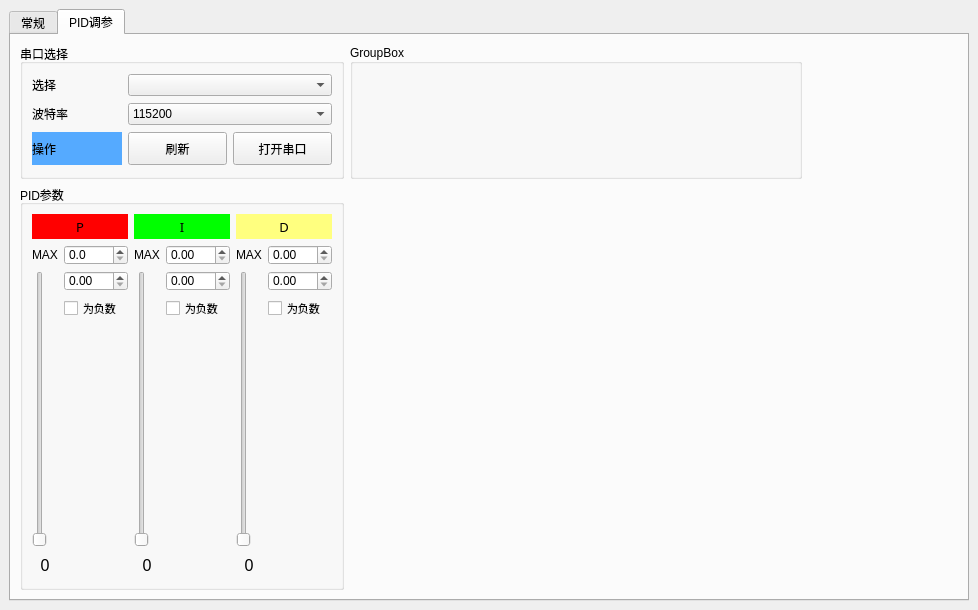
StrangeChan/SerialDebuggingAssistant, file ui_mainwidow.ui: the form before one commit.
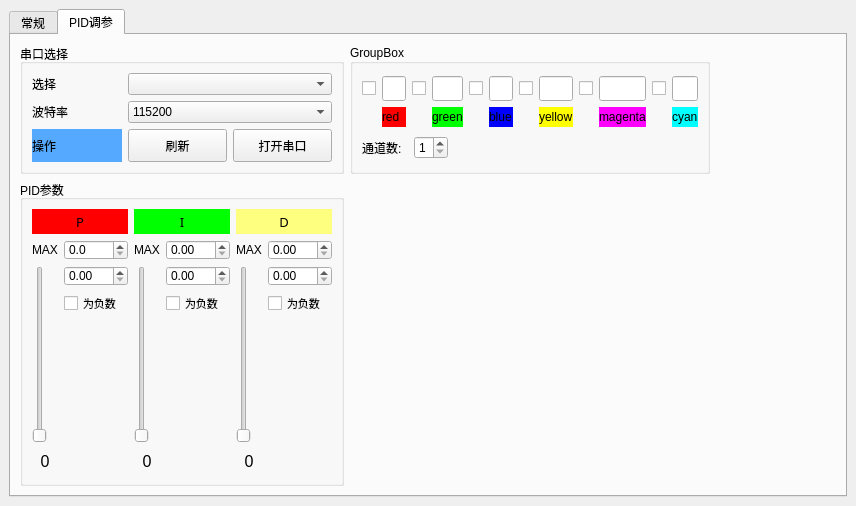
The form after the commit. Custom widgets are drawn as their Qt base class.

```diff
--- a/ui_mainwidow.ui
+++ b/ui_mainwidow.ui
@@ -6,8 +6,8 @@
    <rect>
     <x>0</x>
     <y>0</y>
-    <width>978</width>
-    <height>610</height>
+    <width>856</width>
+    <height>506</height>
    </rect>
   </property>
   <property name="baseSize">
@@ -328,144 +328,6 @@
         <string>PID调参</string>
        </attribute>
        <layout class="QGridLayout" name="gridLayout_8" rowstretch="1,3" columnstretch="1,3,1">
-        <item row="0" column="0">
-         <widget class="QGroupBox" name="groupBox_4">
-          <property name="title">
-           <string>串口选择</string>
-          </property>
-          <layout class="QGridLayout" name="gridLayout_5">
-           <item row="1" column="0">
-            <widget class="QLabel" name="label_29">
-             <property name="text">
-              <string>波特率</string>
-             </property>
-            </widget>
-           </item>
-           <item row="0" column="0">
-            <widget class="QLabel" name="label_30">
-             <property name="maximumSize">
-              <size>
-               <width>90</width>
-               <height>16777215</height>
-              </size>
-             </property>
-             <property name="text">
-              <string>选择</string>
-             </property>
-            </widget>
-           </item>
-           <item row="1" column="1" colspan="2">
-            <widget class="QComboBox" name="comboBox_baud_2">
-             <property name="sizeAdjustPolicy">
-              <enum>QComboBox::AdjustToMinimumContentsLength</enum>
-             </property>
-             <item>
-              <property name="text">
-               <string>115200</string>
-              </property>
-             </item>
-             <item>
-              <property name="text">
-               <string>9600</string>
-              </property>
-             </item>
-             <item>
-              <property name="text">
-               <string>38400</string>
-              </property>
-             </item>
-            </widget>
-           </item>
-           <item row="2" column="0">
-            <widget class="QLabel" name="label_31">
-             <property name="styleSheet">
-              <string notr="true">background:rgb(85, 170, 255)</string>
-             </property>
-             <property name="text">
-              <string>操作</string>
-             </property>
-            </widget>
-           </item>
-           <item row="0" column="1" colspan="2">
-            <widget class="QComboBox" name="comboBox_com_2">
-             <property name="sizeAdjustPolicy">
-              <enum>QComboBox::AdjustToMinimumContentsLength</enum>
-             </property>
-            </widget>
-           </item>
-           <item row="2" column="2">
-            <widget class="QPushButton" name="pushButton_uart_sw_2">
-             <property name="minimumSize">
-              <size>
-               <width>0</width>
-               <height>33</height>
-              </size>
-             </property>
-             <property name="text">
-              <string>打开串口</string>
-             </property>
-            </widget>
-           </item>
-           <item row="2" column="1">
-            <widget class="QPushButton" name="pushButton_uart_rfresh_2">
-             <property name="sizePolicy">
-              <sizepolicy hsizetype="Minimum" vsizetype="Fixed">
-               <horstretch>0</horstretch>
-               <verstretch>0</verstretch>
-              </sizepolicy>
-             </property>
-             <property name="minimumSize">
-              <size>
-               <width>0</width>
-               <height>33</height>
-              </size>
-             </property>
-             <property name="baseSize">
-              <size>
-               <width>0</width>
-               <height>0</height>
-              </size>
-             </property>
-             <property name="layoutDirection">
-              <enum>Qt::LeftToRight</enum>
-             </property>
-             <property name="text">
-              <string>刷新</string>
-             </property>
-             <property name="iconSize">
-              <size>
-               <width>12</width>
-               <height>12</height>
-              </size>
-             </property>
-            </widget>
-           </item>
-          </layout>
-         </widget>
-        </item>
-        <item row="0" column="1">
-         <widget class="QGroupBox" name="groupBox_6">
-          <property name="title">
-           <string>GroupBox</string>
-          </property>
-          <property name="alignment">
-           <set>Qt::AlignLeading|Qt::AlignLeft|Qt::AlignVCenter</set>
-          </property>
-         </widget>
-        </item>
-        <item row="0" column="2">
-         <spacer name="horizontalSpacer">
-          <property name="orientation">
-           <enum>Qt::Horizontal</enum>
-          </property>
-          <property name="sizeHint" stdset="0">
-           <size>
-            <width>172</width>
-            <height>20</height>
-           </size>
-          </property>
-         </spacer>
-        </item>
         <item row="1" column="0">
          <widget class="QGroupBox" name="groupBox_5">
           <property name="title">
@@ -900,6 +762,558 @@
           </layout>
          </widget>
         </item>
+        <item row="0" column="1">
+         <widget class="QGroupBox" name="groupBox_6">
+          <property name="title">
+           <string>GroupBox</string>
+          </property>
+          <property name="alignment">
+           <set>Qt::AlignLeading|Qt::AlignLeft|Qt::AlignVCenter</set>
+          </property>
+          <layout class="QGridLayout" name="gridLayout_15" rowstretch="3,2" columnstretch="3,2,16">
+           <item row="0" column="0" colspan="3">
+            <layout class="QHBoxLayout" name="horizontalLayout">
+             <item>
+              <layout class="QGridLayout" name="gridLayout_9">
+               <item row="0" column="0">
+                <widget class="QCheckBox" name="checkBox">
+                 <property name="maximumSize">
+                  <size>
+                   <width>16</width>
+                   <height>16</height>
+                  </size>
+                 </property>
+                 <property name="text">
+                  <string/>
+                 </property>
+                </widget>
+               </item>
+               <item row="0" column="1">
+                <widget class="QLineEdit" name="lineEdit">
+                 <property name="minimumSize">
+                  <size>
+                   <width>0</width>
+                   <height>25</height>
+                  </size>
+                 </property>
+                </widget>
+               </item>
+               <item row="1" column="0">
+                <spacer name="horizontalSpacer_2">
+                 <property name="orientation">
+                  <enum>Qt::Horizontal</enum>
+                 </property>
+                 <property name="sizeHint" stdset="0">
+                  <size>
+                   <width>17</width>
+                   <height>17</height>
+                  </size>
+                 </property>
+                </spacer>
+               </item>
+               <item row="1" column="1">
+                <widget class="QLabel" name="label_3">
+                 <property name="minimumSize">
+                  <size>
+                   <width>0</width>
+                   <height>20</height>
+                  </size>
+                 </property>
+                 <property name="maximumSize">
+                  <size>
+                   <width>16777215</width>
+                   <height>20</height>
+                  </size>
+                 </property>
+                 <property name="styleSheet">
+                  <string notr="true">background:rgb(255, 0, 0)</string>
+                 </property>
+                 <property name="text">
+                  <string>red</string>
+                 </property>
+                </widget>
+               </item>
+              </layout>
+             </item>
+             <item>
+              <layout class="QGridLayout" name="gridLayout_10">
+               <item row="0" column="0">
+                <widget class="QCheckBox" name="checkBox_2">
+                 <property name="maximumSize">
+                  <size>
+                   <width>16</width>
+                   <height>16</height>
+                  </size>
+                 </property>
+                 <property name="text">
+                  <string/>
+                 </property>
+                </widget>
+               </item>
+               <item row="0" column="1">
+                <widget class="QLineEdit" name="lineEdit_2">
+                 <property name="minimumSize">
+                  <size>
+                   <width>0</width>
+                   <height>25</height>
+                  </size>
+                 </property>
+                </widget>
+               </item>
+               <item row="1" column="0">
+                <spacer name="horizontalSpacer_3">
+                 <property name="orientation">
+                  <enum>Qt::Horizontal</enum>
+                 </property>
+                 <property name="sizeHint" stdset="0">
+                  <size>
+                   <width>17</width>
+                   <height>17</height>
+                  </size>
+                 </property>
+                </spacer>
+               </item>
+               <item row="1" column="1">
+                <widget class="QLabel" name="label_4">
+                 <property name="minimumSize">
+                  <size>
+                   <width>0</width>
+                   <height>20</height>
+                  </size>
+                 </property>
+                 <property name="maximumSize">
+                  <size>
+                   <width>16777215</width>
+                   <height>20</height>
+                  </size>
+                 </property>
+                 <property name="styleSheet">
+                  <string notr="true">background:rgb(0,255, 0)</string>
+                 </property>
+                 <property name="text">
+                  <string>green</string>
+                 </property>
+                </widget>
+               </item>
+              </layout>
+             </item>
+             <item>
+              <layout class="QGridLayout" name="gridLayout_11">
+               <item row="0" column="0">
+                <widget class="QCheckBox" name="checkBox_3">
+                 <property name="maximumSize">
+                  <size>
+                   <width>16</width>
+                   <height>16</height>
+                  </size>
+                 </property>
+                 <property name="text">
+                  <string/>
+                 </property>
+                </widget>
+               </item>
+               <item row="0" column="1">
+                <widget class="QLineEdit" name="lineEdit_3">
+                 <property name="minimumSize">
+                  <size>
+                   <width>0</width>
+                   <height>25</height>
+                  </size>
+                 </property>
+                </widget>
+               </item>
+               <item row="1" column="0">
+                <spacer name="horizontalSpacer_4">
+                 <property name="orientation">
+                  <enum>Qt::Horizontal</enum>
+                 </property>
+                 <property name="sizeHint" stdset="0">
+                  <size>
+                   <width>17</width>
+                   <height>17</height>
+                  </size>
+                 </property>
+                </spacer>
+               </item>
+               <item row="1" column="1">
+                <widget class="QLabel" name="label_12">
+                 <property name="minimumSize">
+                  <size>
+                   <width>0</width>
+                   <height>20</height>
+                  </size>
+                 </property>
+                 <property name="maximumSize">
+                  <size>
+                   <width>16777215</width>
+                   <height>20</height>
+                  </size>
+                 </property>
+                 <property name="styleSheet">
+                  <string notr="true">background:rgb(0, 0,255)</string>
+                 </property>
+                 <property name="text">
+                  <string>blue</string>
+                 </property>
+                </widget>
+               </item>
+              </layout>
+             </item>
+             <item>
+              <layout class="QGridLayout" name="gridLayout_12">
+               <item row="0" column="0">
+                <widget class="QCheckBox" name="checkBox_4">
+                 <property name="maximumSize">
+                  <size>
+                   <width>16</width>
+                   <height>16</height>
+                  </size>
+                 </property>
+                 <property name="text">
+                  <string/>
+                 </property>
+                </widget>
+               </item>
+               <item row="0" column="1">
+                <widget class="QLineEdit" name="lineEdit_4">
+                 <property name="minimumSize">
+                  <size>
+                   <width>0</width>
+                   <height>25</height>
+                  </size>
+                 </property>
+                </widget>
+               </item>
+               <item row="1" column="0">
+                <spacer name="horizontalSpacer_5">
+                 <property name="orientation">
+                  <enum>Qt::Horizontal</enum>
+                 </property>
+                 <property name="sizeHint" stdset="0">
+                  <size>
+                   <width>17</width>
+                   <height>17</height>
+                  </size>
+                 </property>
+                </spacer>
+               </item>
+               <item row="1" column="1">
+                <widget class="QLabel" name="label_13">
+                 <property name="minimumSize">
+                  <size>
+                   <width>0</width>
+                   <height>20</height>
+                  </size>
+                 </property>
+                 <property name="maximumSize">
+                  <size>
+                   <width>16777215</width>
+                   <height>20</height>
+                  </size>
+                 </property>
+                 <property name="styleSheet">
+                  <string notr="true">background:rgb(255,255, 0)</string>
+                 </property>
+                 <property name="text">
+                  <string>yellow</string>
+                 </property>
+                </widget>
+               </item>
+              </layout>
+             </item>
+             <item>
+              <layout class="QGridLayout" name="gridLayout_13">
+               <item row="0" column="0">
+                <widget class="QCheckBox" name="checkBox_5">
+                 <property name="maximumSize">
+                  <size>
+                   <width>16</width>
+                   <height>16</height>
+                  </size>
+                 </property>
+                 <property name="text">
+                  <string/>
+                 </property>
+                </widget>
+               </item>
+               <item row="0" column="1">
+                <widget class="QLineEdit" name="lineEdit_5">
+                 <property name="minimumSize">
+                  <size>
+                   <width>0</width>
+                   <height>25</height>
+                  </size>
+                 </property>
+                </widget>
+               </item>
+               <item row="1" column="0">
+                <spacer name="horizontalSpacer_6">
+                 <property name="orientation">
+                  <enum>Qt::Horizontal</enum>
+                 </property>
+                 <property name="sizeHint" stdset="0">
+                  <size>
+                   <width>17</width>
+                   <height>17</height>
+                  </size>
+                 </property>
+                </spacer>
+               </item>
+               <item row="1" column="1">
+                <widget class="QLabel" name="label_14">
+                 <property name="minimumSize">
+                  <size>
+                   <width>0</width>
+                   <height>20</height>
+                  </size>
+                 </property>
+                 <property name="maximumSize">
+                  <size>
+                   <width>16777215</width>
+                   <height>20</height>
+                  </size>
+                 </property>
+                 <property name="styleSheet">
+                  <string notr="true">background:rgb(255, 0, 255)</string>
+                 </property>
+                 <property name="text">
+                  <string>magenta</string>
+                 </property>
+                </widget>
+               </item>
+              </layout>
+             </item>
+             <item>
+              <layout class="QGridLayout" name="gridLayout_14">
+               <item row="0" column="0">
+                <widget class="QCheckBox" name="checkBox_6">
+                 <property name="maximumSize">
+                  <size>
+                   <width>16</width>
+                   <height>16</height>
+                  </size>
+                 </property>
+                 <property name="text">
+                  <string/>
+                 </property>
+                </widget>
+               </item>
+               <item row="0" column="1">
+                <widget class="QLineEdit" name="lineEdit_6">
+                 <property name="minimumSize">
+                  <size>
+                   <width>0</width>
+                   <height>25</height>
+                  </size>
+                 </property>
+                </widget>
+               </item>
+               <item row="1" column="0">
+                <spacer name="horizontalSpacer_7">
+                 <property name="orientation">
+                  <enum>Qt::Horizontal</enum>
+                 </property>
+                 <property name="sizeHint" stdset="0">
+                  <size>
+                   <width>17</width>
+                   <height>17</height>
+                  </size>
+                 </property>
+                </spacer>
+               </item>
+               <item row="1" column="1">
+                <widget class="QLabel" name="label_15">
+                 <property name="minimumSize">
+                  <size>
+                   <width>0</width>
+                   <height>20</height>
+                  </size>
+                 </property>
+                 <property name="maximumSize">
+                  <size>
+                   <width>16777215</width>
+                   <height>20</height>
+                  </size>
+                 </property>
+                 <property name="styleSheet">
+                  <string notr="true">background:rgb(0, 255, 255)</string>
+                 </property>
+                 <property name="text">
+                  <string>cyan</string>
+                 </property>
+                </widget>
+               </item>
+              </layout>
+             </item>
+            </layout>
+           </item>
+           <item row="1" column="0">
+            <widget class="QLabel" name="label_16">
+             <property name="minimumSize">
+              <size>
+               <width>0</width>
+               <height>20</height>
+              </size>
+             </property>
+             <property name="text">
+              <string>通道数:</string>
+             </property>
+            </widget>
+           </item>
+           <item row="1" column="1">
+            <widget class="QSpinBox" name="spinBox">
+             <property name="minimum">
+              <number>1</number>
+             </property>
+             <property name="maximum">
+              <number>6</number>
+             </property>
+            </widget>
+           </item>
+           <item row="1" column="2">
+            <spacer name="horizontalSpacer_8">
+             <property name="orientation">
+              <enum>Qt::Horizontal</enum>
+             </property>
+             <property name="sizeHint" stdset="0">
+              <size>
+               <width>312</width>
+               <height>20</height>
+              </size>
+             </property>
+            </spacer>
+           </item>
+          </layout>
+         </widget>
+        </item>
+        <item row="0" column="0">
+         <widget class="QGroupBox" name="groupBox_4">
+          <property name="title">
+           <string>串口选择</string>
+          </property>
+          <layout class="QGridLayout" name="gridLayout_5">
+           <item row="1" column="0">
+            <widget class="QLabel" name="label_29">
+             <property name="text">
+              <string>波特率</string>
+             </property>
+            </widget>
+           </item>
+           <item row="0" column="0">
+            <widget class="QLabel" name="label_30">
+             <property name="maximumSize">
+              <size>
+               <width>90</width>
+               <height>16777215</height>
+              </size>
+             </property>
+             <property name="text">
+              <string>选择</string>
+             </property>
+            </widget>
+           </item>
+           <item row="1" column="1" colspan="2">
+            <widget class="QComboBox" name="comboBox_baud_2">
+             <property name="sizeAdjustPolicy">
+              <enum>QComboBox::AdjustToMinimumContentsLength</enum>
+             </property>
+             <item>
+              <property name="text">
+               <string>115200</string>
+              </property>
+             </item>
+             <item>
+              <property name="text">
+               <string>9600</string>
+              </property>
+             </item>
+             <item>
+              <property name="text">
+               <string>38400</string>
+              </property>
+             </item>
+            </widget>
+           </item>
+           <item row="2" column="0">
+            <widget class="QLabel" name="label_31">
+             <property name="styleSheet">
+              <string notr="true">background:rgb(85, 170, 255)</string>
+             </property>
+             <property name="text">
+              <string>操作</string>
+             </property>
+            </widget>
+           </item>
+           <item row="0" column="1" colspan="2">
+            <widget class="QComboBox" name="comboBox_com_2">
+             <property name="sizeAdjustPolicy">
+              <enum>QComboBox::AdjustToMinimumContentsLength</enum>
+             </property>
+            </widget>
+           </item>
+           <item row="2" column="2">
+            <widget class="QPushButton" name="pushButton_uart_sw_2">
+             <property name="minimumSize">
+              <size>
+               <width>0</width>
+               <height>33</height>
+              </size>
+             </property>
+             <property name="text">
+              <string>打开串口</string>
+             </property>
+            </widget>
+           </item>
+           <item row="2" column="1">
+            <widget class="QPushButton" name="pushButton_uart_rfresh_2">
+             <property name="sizePolicy">
+              <sizepolicy hsizetype="Minimum" vsizetype="Fixed">
+               <horstretch>0</horstretch>
+               <verstretch>0</verstretch>
+              </sizepolicy>
+             </property>
+             <property name="minimumSize">
+              <size>
+               <width>0</width>
+               <height>33</height>
+              </size>
+             </property>
+             <property name="baseSize">
+              <size>
+               <width>0</width>
+               <height>0</height>
+              </size>
+             </property>
+             <property name="layoutDirection">
+              <enum>Qt::LeftToRight</enum>
+             </property>
+             <property name="text">
+              <string>刷新</string>
+             </property>
+             <property name="iconSize">
+              <size>
+               <width>12</width>
+               <height>12</height>
+              </size>
+             </property>
+            </widget>
+           </item>
+          </layout>
+         </widget>
+        </item>
+        <item row="0" column="2">
+         <spacer name="horizontalSpacer">
+          <property name="orientation">
+           <enum>Qt::Horizontal</enum>
+          </property>
+          <property name="sizeHint" stdset="0">
+           <size>
+            <width>172</width>
+            <height>20</height>
+           </size>
+          </property>
+         </spacer>
+        </item>
         <item row="1" column="1" colspan="2">
          <widget class="CurveWidget" name="widget" native="true">
           <property name="minimumSize">
```
